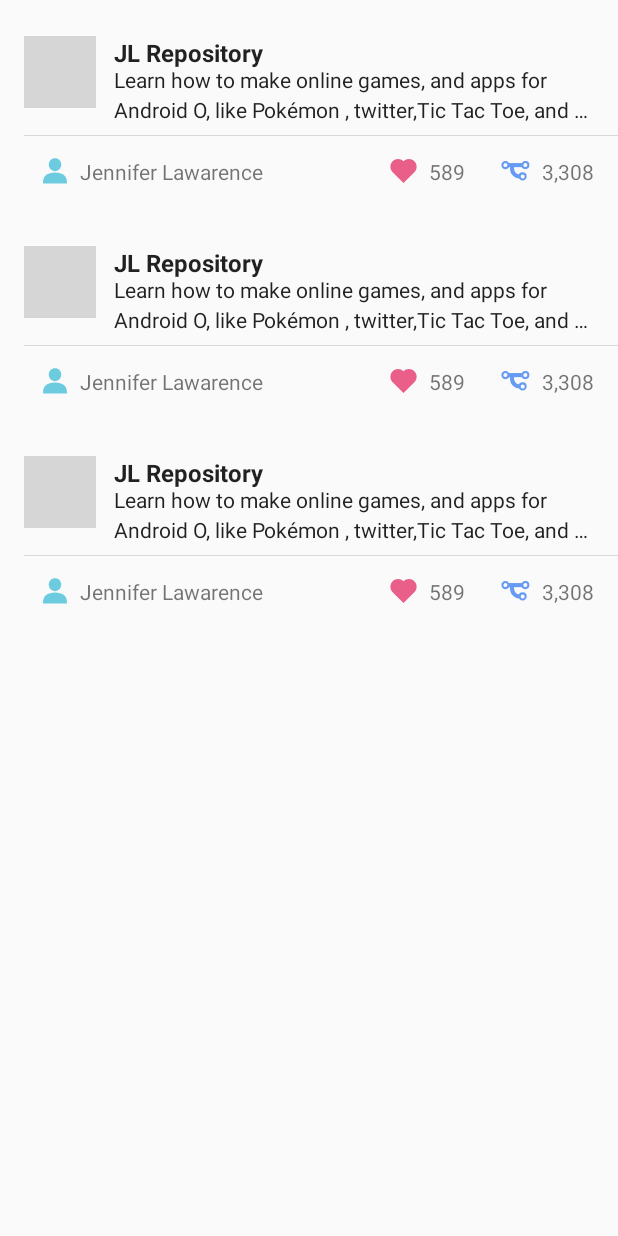
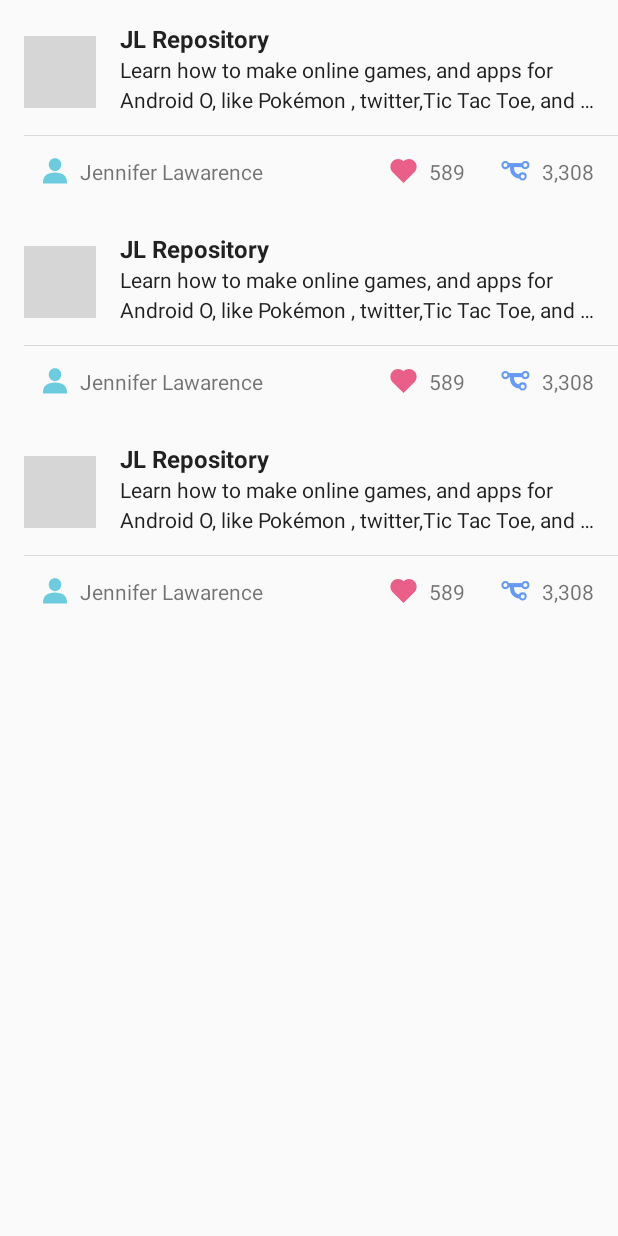
Before and after one commit to GabriellCosta/github-repo-view, an Android app: the layout activity_repo.xml on its own in the app's theme, with its tools: preview values and no code run, on a phone screen of 412 x 824 dp. Run offline under Robolectric (Android 15) with nearby library versions, the phone set to English and light mode, and no system bars; grey boxes are pictures that could not be loaded.

Commit message:
update item list layout

```diff
--- a/feature/repo/src/main/res/layout/activity_repo.xml
+++ b/feature/repo/src/main/res/layout/activity_repo.xml
@@ -20,7 +20,7 @@
   <ProgressBar
     android:id="@+id/loading_repo"
     android:layout_width="wrap_content"
-    android:layout_height="wrap_content"
+    android:layout_height="140dp"
     android:visibility="gone"
     app:layout_constraintBottom_toBottomOf="parent"
     app:layout_constraintEnd_toEndOf="parent"
--- a/feature/repo/src/main/res/layout/item_list_repo.xml
+++ b/feature/repo/src/main/res/layout/item_list_repo.xml
@@ -20,28 +20,27 @@
     tools:src="@tools:sample/avatars"/>
 
   <TextView
+    android:id="@+id/txt_list_repo_title"
     style="@style/Text.Title"
-    android:id="@+id/txt_list_repo_title"
     android:layout_width="0dp"
     android:layout_height="wrap_content"
-    android:layout_marginTop="24dp"
-    android:layout_marginStart="12dp"
-    android:layout_marginEnd="8dp"
+    android:layout_marginStart="16dp"
+    android:layout_marginEnd="32dp"
     android:ellipsize="end"
     android:maxLines="1"
-    app:layout_constraintEnd_toStartOf="@+id/txt_list_repo_stars"
+    app:layout_constraintBottom_toTopOf="@+id/txt_list_repo_description"
+    app:layout_constraintEnd_toEndOf="parent"
     app:layout_constraintStart_toEndOf="@+id/image_list_repo_avatar"
     app:layout_constraintTop_toTopOf="parent"
+    app:layout_constraintVertical_chainStyle="packed"
     tools:text="JL Repository"/>
 
   <TextView
+    android:id="@+id/txt_list_repo_description"
     style="@style/Text.Subtitle"
-    android:id="@+id/txt_list_repo_description"
     android:layout_width="0dp"
     android:layout_height="wrap_content"
-    android:layout_marginTop="8dp"
-    android:layout_marginBottom="18dp"
-    android:layout_marginStart="12dp"
+    android:layout_marginStart="16dp"
     android:layout_marginEnd="16dp"
     android:ellipsize="end"
     android:maxLines="2"
@@ -49,13 +48,13 @@
     app:layout_constraintEnd_toEndOf="parent"
     app:layout_constraintStart_toEndOf="@+id/image_list_repo_avatar"
     app:layout_constraintTop_toBottomOf="@+id/txt_list_repo_title"
+    app:layout_constraintVertical_chainStyle="packed"
     tools:text="Learn how to make online games, and apps for Android O, like Pokémon , twitter,Tic Tac Toe, and notepad using Kotlin"/>
 
   <View
     android:id="@+id/view_repo_item_separator"
     android:layout_width="match_parent"
     android:layout_height="0.5dp"
-    android:layout_marginTop="18dp"
     android:layout_marginBottom="14dp"
     android:background="#D9D9D9"
     app:layout_constraintBottom_toTopOf="@+id/txt_list_repo_stars"
```
